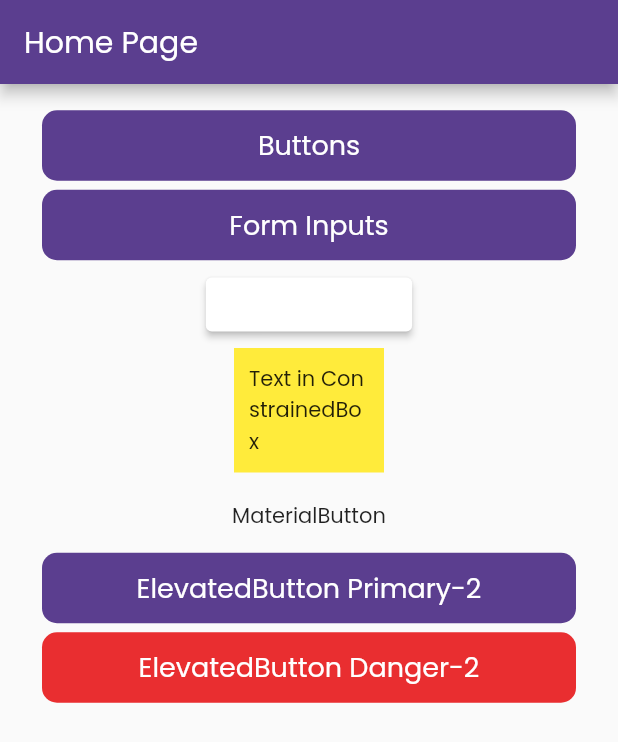
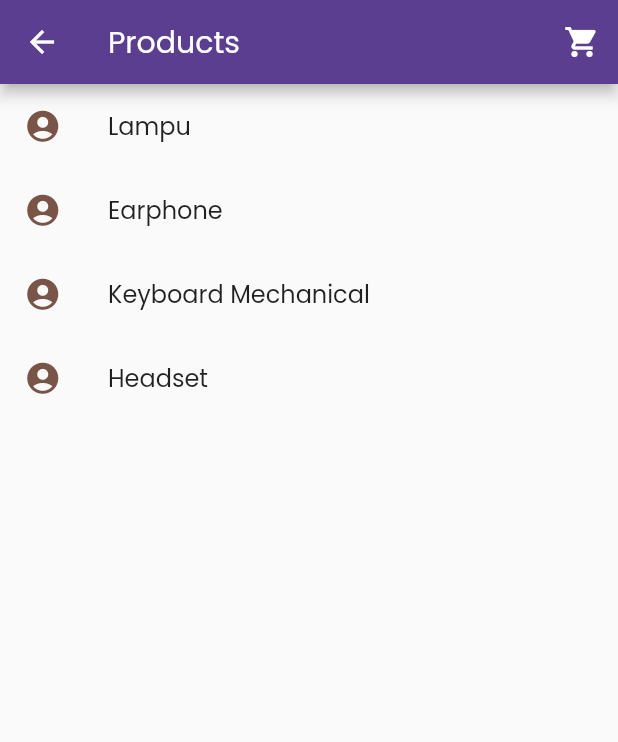
Before and after one commit to maulahaz/flt-zapp-provider, a Flutter app: the screen it shows after launch, on a phone screen of 412 x 824 dp. Shown: the top 742 px of the screen. Run offline on Flutter 3.47's test engine with Material 2 defaults, Android fonts, the phone set to English and light mode, and no system bars; our stand-ins replace shared_preferences.

Commit message:
add product provider but still need to be corrected

```diff
--- a/lib/configs/themes.dart
+++ b/lib/configs/themes.dart
@@ -5,7 +5,7 @@ import 'x_configs.dart';
 class Themes {
   static final light = ThemeData(
       colorScheme: ColorScheme.light(
-        background: Colors.grey.shade300,
+        background: cBg1,
         // background: Color.fromRGBO(152, 233, 202, 1),
         primary: cWhite,
         secondary: cSecond,
--- /dev/null
+++ b/lib/controllers/cart_prov.dart
@@ -0,0 +1,29 @@
+import 'package:flutter/material.dart';
+
+import '../models/x_models.dart';
+
+class CartProvider extends ChangeNotifier{
+  final List<ProductModel> _products = [];
+
+  List<ProductModel> get products => _products;
+
+  void add(ProductModel item){
+    _products.add(item);
+    notifyListeners();
+  }
+
+  void remove(ProductModel item){
+    _products.remove(item);
+    notifyListeners();
+  }
+
+  void removeAll(){
+    _products.clear();
+    notifyListeners();
+  }
+
+  double getCartTotal(){
+    return _products.fold(0, (prevValue, element) => prevValue + element.price);
+  }
+
+}
--- a/lib/datasources/local/product_dt.dart
+++ b/lib/datasources/local/product_dt.dart
@@ -58,7 +58,7 @@ final List<ProductModel> dataProducts = [
       'lib/assets/images/products/mac.png',
       'lib/assets/images/products/mac.png',
     ],
-    name: 'Earphone',
+    name: 'Headset',
     price: 320000,
     stock: 20,
     description:
--- a/lib/main.dart
+++ b/lib/main.dart
@@ -1,13 +1,20 @@
 import 'package:flutter/material.dart';
+import 'package:provider/provider.dart';
+import 'package:flutter_app/controllers/cart_prov.dart';
 
 import 'configs/x_configs.dart';
 import 'modules/features/x_features.dart';
 import 'modules/home/x_homes.dart';
+import 'modules/product/x_product.dart';
 import 'modules/sliver_screen/x_sliver_screens.dart';
 import 'pages/examples/form_input_pg.dart';
 
 void main() {
-  runApp(const MyApp());
+  runApp(
+    ChangeNotifierProvider(
+    create: (context) => CartProvider(),
+    child: const MyApp(),
+  ));
 }
 
 class MyApp extends StatelessWidget {
@@ -21,12 +28,12 @@ class MyApp extends StatelessWidget {
       theme: Themes.light,
       // theme: MyThemes.darkMode,
       // darkTheme: MyThemes.darkMode,
-      // home: SliverView(),
+      initialRoute: '/product',
       routes: {
         '/': (context) => HomePage(),
-        // '/signin': (context) => SigninPage(),
-        // '/signup': (context) => SignupPage(),
         '/home': (context) => HomePage(),
+        '/product': (context) => ProductPage(),
+        '/cart': (context) => CartPage(),
         '/button': (context) => ButtonPage(),
         '/formInput': (context) => FormInputPage(),
         '/sliver': (context) => SliverView(),
--- /dev/null
+++ b/lib/modules/product/pages/product_pg.dart
@@ -0,0 +1,54 @@
+import 'dart:math';
+
+import 'package:flutter/material.dart';
+// import 'package:provider/provider.dart';
+
+// import '../../../controllers/cart_prov.dart';
+import '../../../datasources/local/product_dt.dart';
+import '../../../models/x_models.dart';
+
+class ProductPage extends StatelessWidget {
+  const ProductPage({super.key});
+
+  @override
+  Widget build(BuildContext context) {
+    return Scaffold(
+      appBar: _appBar(context),
+      body: _buildUI(context),
+    );
+  }
+
+  PreferredSizeWidget _appBar(BuildContext context) {
+    return AppBar(
+      title: Text('Products'),
+      actions: [
+        IconButton(
+          onPressed: () {
+            Navigator.pushNamed(context, '/home');
+          },
+          icon: Icon(Icons.shopping_cart),
+        )
+      ],
+    );
+  }
+
+  Widget _buildUI(BuildContext context) {
+    // CartProvider cartProvider = Provider.of<CartProvider>(context);
+    return ListView.builder(
+        itemCount: dataProducts.length,
+        itemBuilder: (context, index) {
+          ProductModel row = dataProducts[index];
+          return ListTile(
+            leading: Icon(Icons.account_circle,
+                size: 25,
+                color: Colors
+                    .primaries[Random().nextInt(Colors.primaries.length)]),
+            title: Text(row.name),
+            // trailing: Checkbox(
+            //   value: cartProvider.products.contains(row),
+            //   onChanged: (val) {},
+            // ),
+          );
+        });
+  }
+}
--- a/pubspec.yaml
+++ b/pubspec.yaml
@@ -12,6 +12,7 @@ dependencies:
   shared_preferences:
   http:
   cupertino_icons: ^1.0.2
+  provider:
 
 dev_dependencies:
   flutter_test:
```
Also changed, not shown: lib/configs/colors.dart (+6 -4 lines), lib/modules/product/pages/cart_pg.dart (added, +30 -0 lines), lib/modules/product/x_product.dart (added, +13 -0 lines), pubspec.lock, 6 other files.
